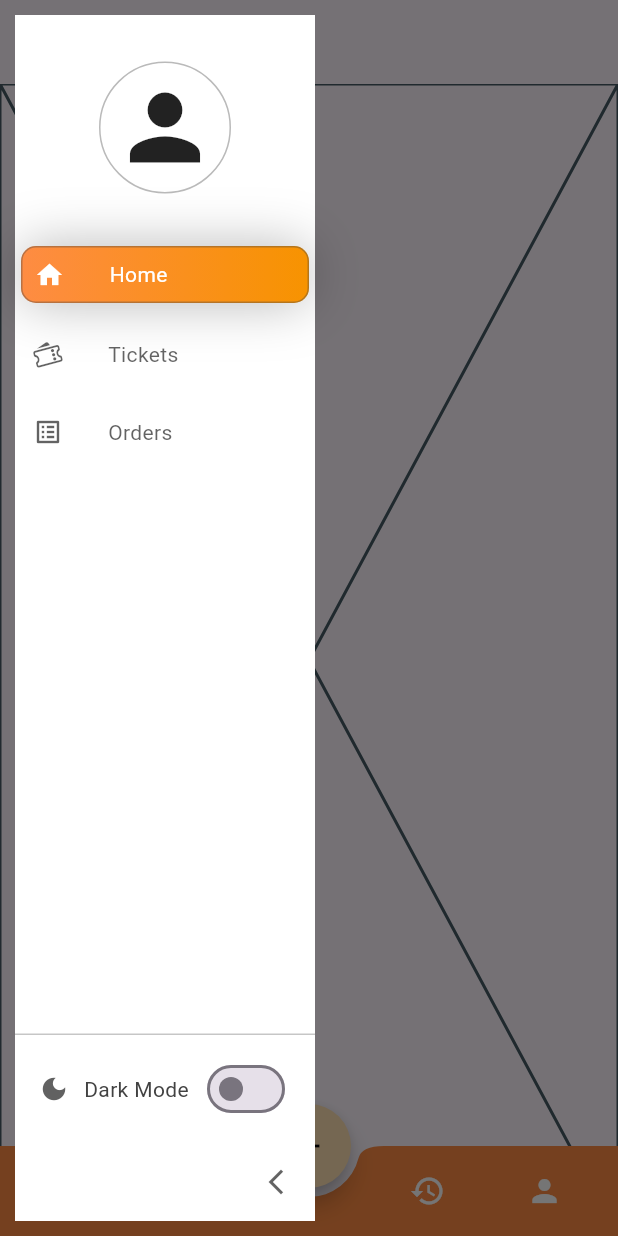
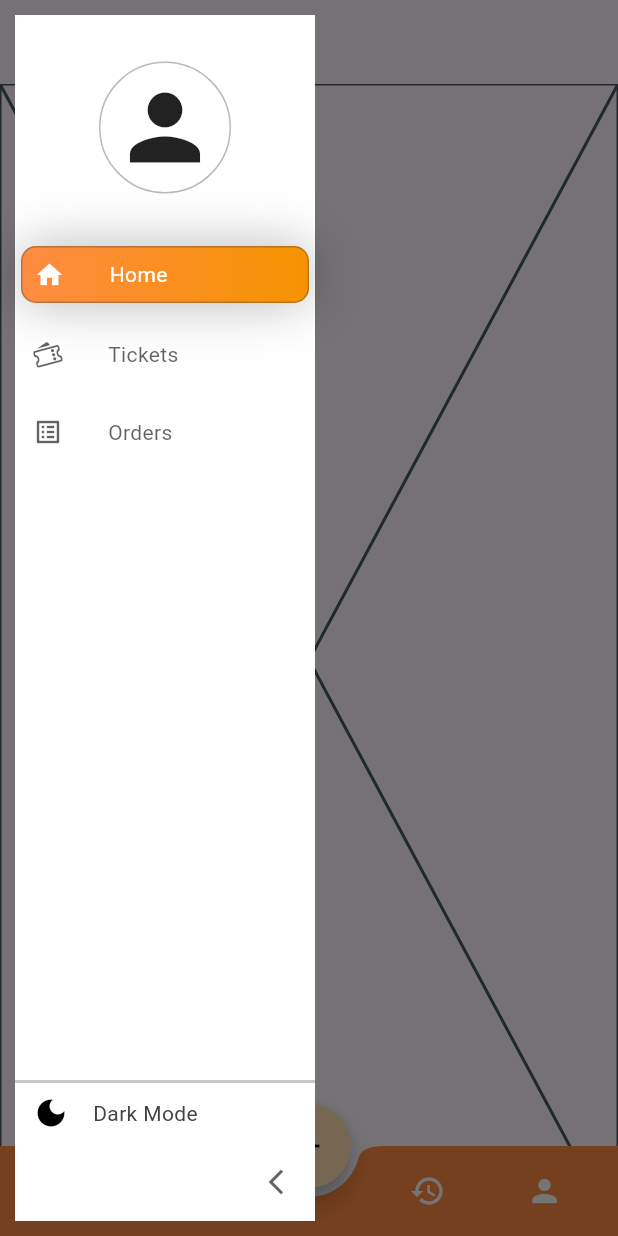
Before and after one commit to Ssdosaofc/Event-Edge, a Flutter app: the Home screen opened directly, with the side drawer open, on a phone screen of 412 x 824 dp. Run offline on Flutter 3.47's test engine with Material 3 defaults, Android fonts, the phone set to English and light mode, and no system bars; drawn by our look-alikes of sidebarx; our stand-ins replace fl_chart, flutter_riverpod, google_fonts, image_picker, pdf, pie_chart and 2 more; accounts and stored records are empty.

Commit message:
Profile UI

```diff
--- a/lib/nav_bars/side_bar.dart
+++ b/lib/nav_bars/side_bar.dart
@@ -3,11 +3,113 @@ import 'package:flutter/material.dart';
 import 'package:flutter_riverpod/flutter_riverpod.dart';
 import 'package:sidebarx/sidebarx.dart';
 
+import '../models/user.dart';
+import '../pages/side_bar_pages/orders.dart';
+import '../pages/side_bar_pages/tickets.dart';
 import '../provider/themeNotifier_provider.dart';
 import '../utils/constants.dart';
 
-class Sidebar extends StatelessWidget {
-  const Sidebar({
+class Sidebar extends ConsumerWidget {
+  final List<User> sampleUsers = [
+    User(
+      age: 25,
+      state: 'Maharashtra',
+      country: 'India',
+      pincode: 400001,
+      buyTime: '2025-04-05T10:00:00',
+      category: 'Concert',
+      amount: 500,
+      payMethod: 'UPI',
+      eventID: 1,
+      prevHistory: 2,
+    ),
+    User(
+      age: 30,
+      state: 'Karnataka',
+      country: 'India',
+      pincode: 560001,
+      buyTime: '2025-04-05T11:00:00',
+      category: 'Conference',
+      amount: 800,
+      payMethod: 'Credit Card',
+      eventID: 2,
+      prevHistory: 1,
+    ),
+    User(
+      age: 22,
+      state: 'Delhi',
+      country: 'India',
+      pincode: 110001,
+      buyTime: '2025-04-05T12:00:00',
+      category: 'Workshop',
+      amount: 300,
+      payMethod: 'Debit Card',
+      eventID: 3,
+      prevHistory: 0,
+    ),
+    User(
+      age: 27,
+      state: 'Tamil Nadu',
+      country: 'India',
+      pincode: 600001,
+      buyTime: '2025-04-05T13:00:00',
+      category: 'Concert',
+      amount: 450,
+      payMethod: 'Wallet',
+      eventID: 4,
+      prevHistory: 3,
+    ),
+    User(
+      age: 25,
+      state: 'MH',
+      country: 'India',
+      pincode: 400001,
+      buyTime: '10:00',
+      category: 'Concert',
+      amount: 500,
+      payMethod: 'UPI',
+      eventID: 1,
+      prevHistory: 2,
+    ),
+    User(
+      age: 30,
+      state: 'DL',
+      country: 'India',
+      pincode: 110001,
+      buyTime: '12:00',
+      category: 'Theatre',
+      amount: 700,
+      payMethod: 'Credit Card',
+      eventID: 2,
+      prevHistory: 1,
+    ),
+    User(
+      age: 22,
+      state: 'KA',
+      country: 'India',
+      pincode: 560001,
+      buyTime: '15:00',
+      category: 'Stand-up',
+      amount: 300,
+      payMethod: 'Wallet',
+      eventID: 3,
+      prevHistory: 0,
+    ),
+    User(
+      age: 35,
+      state: 'West Bengal',
+      country: 'India',
+      pincode: 700001,
+      buyTime: '2025-04-05T14:00:00',
+      category: 'Conference',
+      amount: 600,
+      payMethod: 'Others',
+      eventID: 5,
+      prevHistory: 4,
+    ),
+  ];
+
+   Sidebar({
     Key? key,
     required SidebarXController controller,
   })  : _controller = controller,
@@ -16,7 +118,7 @@ class Sidebar extends StatelessWidget {
   final SidebarXController _controller;
 
   @override
-  Widget build(BuildContext context) {
+  Widget build(BuildContext context,WidgetRef ref) {
     return SidebarX(
       controller: _controller,
       theme: SidebarXTheme(
@@ -86,37 +188,6 @@ class Sidebar extends StatelessWidget {
           ),
         );
       },
-      footerBuilder: (context, extended) {
-        return Consumer(
-          builder: (context, ref, _) {
-            final themeMode = ref.watch(themeNotifierProvider);
-            final isDarkMode = themeMode == ThemeMode.dark;
-
-            return Padding(
-              padding: const EdgeInsets.symmetric(horizontal: 16, vertical: 12),
-              child: Row(
-                children: [
-                  Icon(Icons.dark_mode, color: Colors.grey[700], size: 20),
-                  const SizedBox(width: 10),
-                  Expanded(
-                    child: Text(
-                      "Dark Mode",
-                      style: TextStyle(color: Colors.grey[800]),
-                    ),
-                  ),
-                  Switch(
-                    value: isDarkMode,
-                    onChanged: (val) {
-                      ref.read(themeNotifierProvider.notifier).toggleTheme();
-                    },
-                  ),
-                ],
-              ),
-            );
-          },
-        );
-      },
-
 
       items: [
         SidebarXItem(
@@ -127,18 +198,58 @@ class Sidebar extends StatelessWidget {
           icon: CupertinoIcons.tickets,
           label: 'Tickets',
           onTap: () {
-
-            // Navigator.push(context, MaterialPageRoute(builder: (context) => const Tickets()));
+            Navigator.push(context, MaterialPageRoute(builder: (context) => const Tickets()));
           },
         ),
         SidebarXItem(
           icon: Icons.list_alt,
           label: 'Orders',
           onTap: () {
-            // Navigator.push(context, MaterialPageRoute(builder: (context) => const Orders()));
+            Navigator.push(context, MaterialPageRoute(builder: (context) => Orders(users: sampleUsers,)));
           },
         ),
+        // SidebarXItem(
+        //   icon: Icons.dark_mode,
+        //   label: 'Dark Mode',
+        //   onTap: () {
+        //     ref.read(themeNotifierProvider.notifier).toggleTheme();
+        //   },
+        // ),
       ],
+        footerBuilder: (context, extended) {
+          return Column(
+            children: [
+              divider,
+              InkWell(
+                onTap: () {
+                  ref.read(themeNotifierProvider.notifier).toggleTheme();
+                },
+                borderRadius: BorderRadius.circular(10),
+                child: Padding(
+                  padding: const EdgeInsets.symmetric(horizontal: 12.0, vertical: 8.0),
+                  child: Row(
+                    mainAxisAlignment:
+                    extended ? MainAxisAlignment.start : MainAxisAlignment.center,
+                    children: [
+                      const Icon(Icons.dark_mode, color: Colors.black),
+                      if (extended)
+                        const SizedBox(width: 16),
+                      if (extended)
+                        Text(
+                          'Dark Mode',
+                          style: TextStyle(
+                            color: Colors.grey[800],
+                            fontSize: 14,
+                          ),
+                        ),
+                    ],
+                  ),
+                ),
+              ),
+            ],
+          );
+        }
+
     );
   }
 }
--- a/pubspec.yaml
+++ b/pubspec.yaml
@@ -42,6 +42,12 @@ dependencies:
   shared_preferences:
   snackbar:
   image_picker:
+  pie_chart:
+  fl_chart:
+  pdf:
+  printing:
+  html:
+  socket_io_client:
 
 dev_dependencies:
   flutter_test:
```
Also changed, not shown: lib/pages/side_bar_pages/orders.dart (+267 -0 lines), lib/pages/side_bar_pages/tickets.dart (+24 -0 lines), pubspec.lock, 7 other files.
